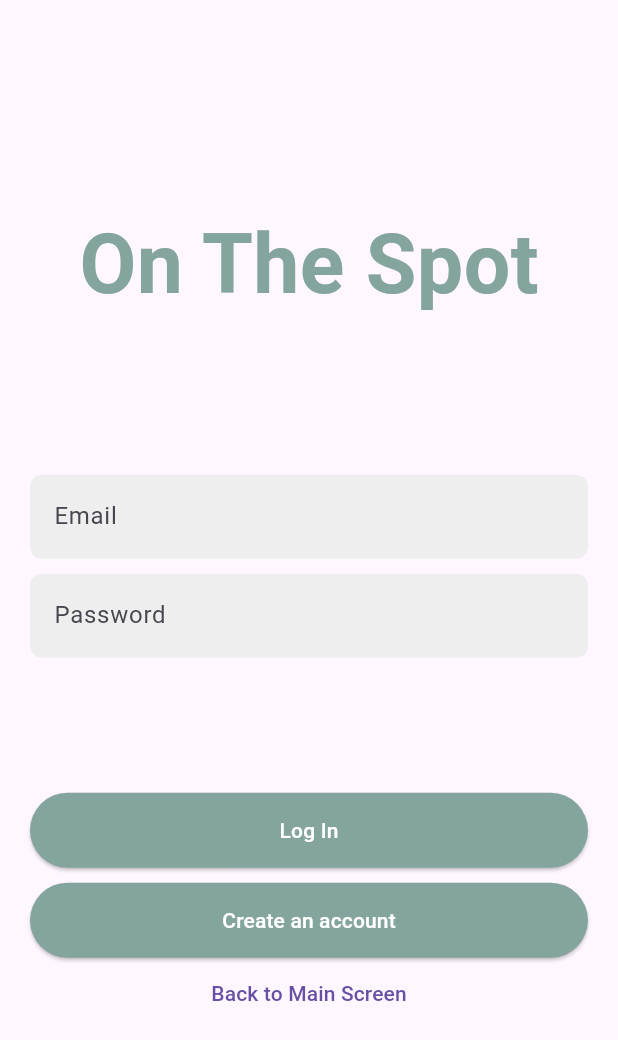
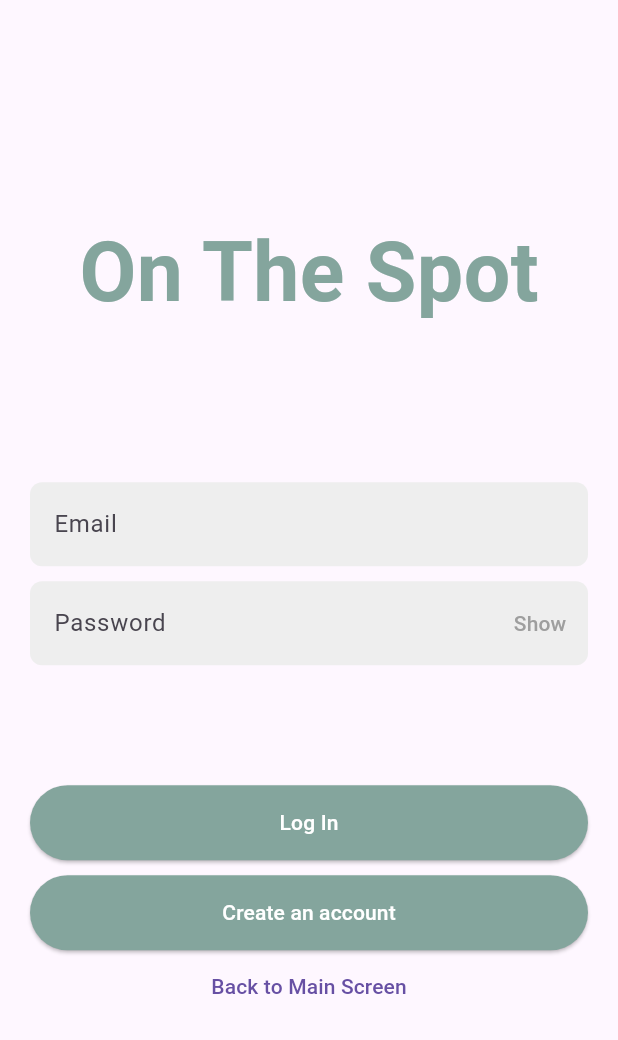
Before and after one commit to stefanovskii/mobile_app, a Flutter app: the AuthScreen screen opened by its route, on a phone screen of 412 x 824 dp. Shown: the top 1040 px of the screen. Run offline on Flutter 3.47's test engine with Material 3 defaults, Android fonts, the phone set to English and light mode, and no system bars; our stand-ins replace cloud_firestore, firebase_auth, firebase_core, firebase_storage, image_picker; missing offline and left inert: open_street_map_search_and_pick; accounts and stored records are empty.

Commit message:
Small changes in the UI design

```diff
--- a/lib/main.dart
+++ b/lib/main.dart
@@ -339,6 +339,7 @@ class _AuthScreenState extends State<AuthScreen> {
   final TextEditingController _passwordController = TextEditingController();
   final TextEditingController _firstNameController = TextEditingController();
   final TextEditingController _lastNameController = TextEditingController();
+  bool _isPasswordHidden = true;
 
   final GlobalKey<ScaffoldMessengerState> _scaffoldKey =
   GlobalKey<ScaffoldMessengerState>();
@@ -459,7 +460,7 @@ class _AuthScreenState extends State<AuthScreen> {
             const SizedBox(height: 10),
             TextField(
               controller: _passwordController,
-              obscureText: true,
+              obscureText: _isPasswordHidden,
               decoration: InputDecoration(
                 labelText: "Password",
                 filled: true,
@@ -467,6 +468,19 @@ class _AuthScreenState extends State<AuthScreen> {
                 border: OutlineInputBorder(
                   borderRadius: BorderRadius.circular(8.0),
                   borderSide: BorderSide.none,
+                ),
+                suffixIcon: TextButton(
+                  onPressed: () {
+                    setState(() {
+                      _isPasswordHidden = !_isPasswordHidden;
+                    });
+                  },
+                  child: Text(
+                    _isPasswordHidden ? "Show" : "Hide",
+                    style: const TextStyle(
+                      color: Colors.grey,
+                    ),
+                  ),
                 ),
               ),
             ),
@@ -501,7 +515,7 @@ class _AuthScreenState extends State<AuthScreen> {
                   ),
                 ],
               ),
-            const SizedBox(height: 20),
+            const SizedBox(height: 10),
             const Padding(
               padding: EdgeInsets.only(bottom: 70.0),
             ),
--- a/lib/profile.dart
+++ b/lib/profile.dart
@@ -97,11 +97,11 @@ class _ProfilePageState extends State<ProfilePage> {
           ),
         ),
 
-
         body: Column(
           crossAxisAlignment: CrossAxisAlignment.center,
           children: [
             _buildCustomAppBar(),
+            const SizedBox(height: 20),
             StreamBuilder<DocumentSnapshot>(
               stream: FirebaseFirestore.instance.collection('info').doc(widget.user.uid).snapshots(),
               builder: (context, AsyncSnapshot<DocumentSnapshot> snapshot) {
--- a/pubspec.yaml
+++ b/pubspec.yaml
@@ -40,7 +40,6 @@ dependencies:
   image_picker: ^1.0.7
   cloud_firestore: ^4.15.4
   firebase_storage: ^11.6.5
-  flutter_local_notifications: ^16.3.2
   open_street_map_search_and_pick: ^0.1.0
 
 
```
Also changed, not shown: pubspec.lock, 1 other file.
